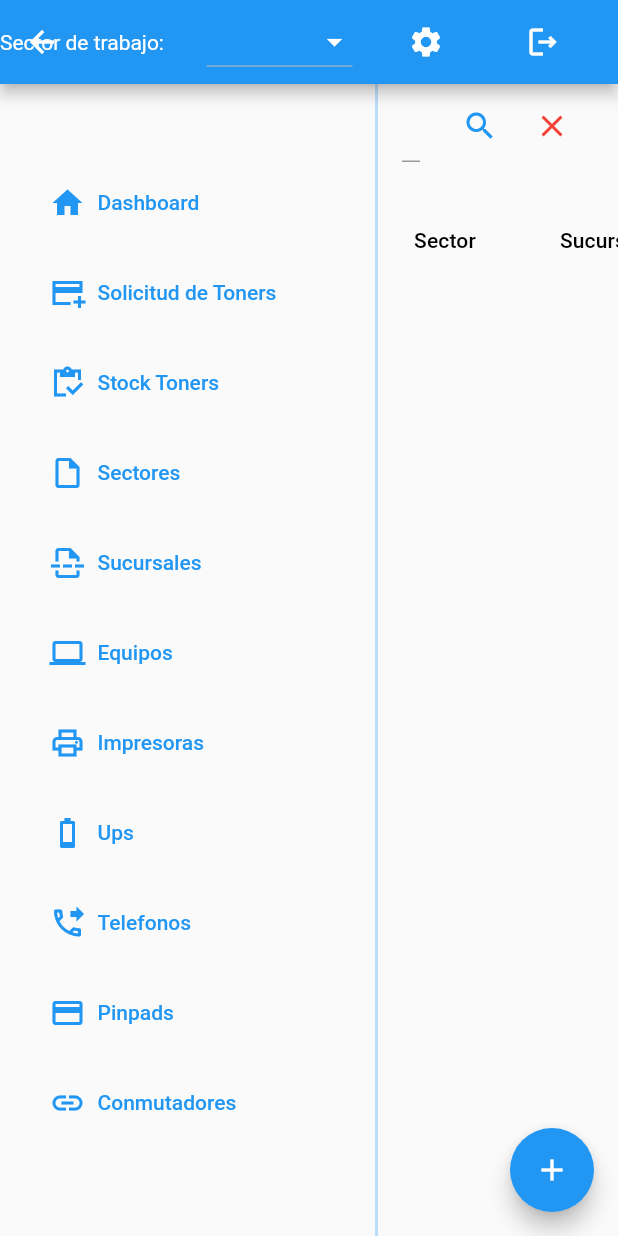
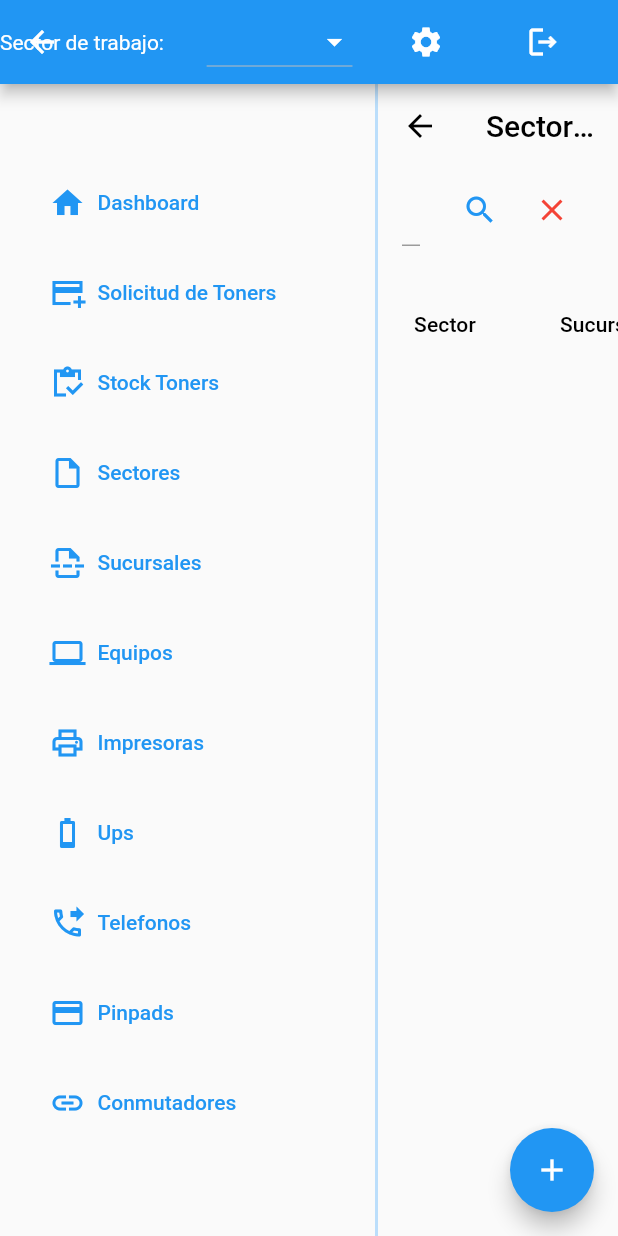
Before and after one commit to Akrata/soporte_app, a Flutter app: the HomeScreen screen opened by its route, after a tap on "Solicitud de Toners", after a tap on "Stock Toners", after a tap on "Sectores", on a phone screen of 412 x 824 dp. Run offline on Flutter 3.47's test engine with Material 2 defaults, Android fonts, the phone set to English and light mode, and no system bars; our stand-ins replace pdf, pocketbase, printing; missing offline and left inert: window_manager; accounts and stored records are empty; network calls fail.

Commit message:
fixeando suc_sec

```diff
--- a/lib/pages/conmutador_page.dart
+++ b/lib/pages/conmutador_page.dart
@@ -5,6 +5,7 @@ import 'package:soporte_app/providers/request_providers/conmutador_request.dart'
 import 'package:soporte_app/providers/request_providers/sector_request.dart';
 import 'package:soporte_app/providers/request_providers/sucursales_request.dart';
 import 'package:soporte_app/screens/sector_screen.dart';
+import 'package:soporte_app/widgets/custom_appbar.dart';
 import 'package:soporte_app/widgets/form_agregar_conmutador.dart';
 import 'package:soporte_app/widgets/form_agregar_sector.dart';
 import 'package:url_launcher/url_launcher.dart';
@@ -14,7 +15,8 @@ import '../providers/auth/auth_with_pass.dart';
 import '../widgets/searchbar.dart';
 
 class ConmutadorPage extends StatelessWidget {
-  const ConmutadorPage({Key? key}) : super(key: key);
+  String nombre;
+  ConmutadorPage({Key? key, required this.nombre}) : super(key: key);
 
   @override
   Widget build(BuildContext context) {
@@ -75,6 +77,7 @@ class ConmutadorPage extends StatelessWidget {
     }
 
     return Scaffold(
+      appBar: CustomAppbar(nombre: nombre),
       body: Column(
         children: [
           SearchBarCustom(
--- a/lib/pages/equipos_page.dart
+++ b/lib/pages/equipos_page.dart
@@ -2,14 +2,16 @@ import 'package:flutter/material.dart';
 import 'package:provider/provider.dart';
 import 'package:soporte_app/models/equipo.dart';
 import 'package:soporte_app/providers/request_providers/equipos_request.dart';
+import 'package:soporte_app/widgets/custom_appbar.dart';
 import 'package:soporte_app/widgets/searchbar.dart';
 
 import '../utils/temporal_vnc.dart';
 import '../widgets/form_agregar_equipo.dart';
 
 class EquiposPage extends StatelessWidget {
+  String nombre;
   final TextEditingController _controller = TextEditingController();
-  EquiposPage({Key? key}) : super(key: key);
+  EquiposPage({Key? key, required this.nombre}) : super(key: key);
 
   @override
   Widget build(BuildContext context) {
@@ -64,6 +66,7 @@ class EquiposPage extends StatelessWidget {
     }
 
     return Scaffold(
+      appBar: CustomAppbar(nombre: nombre),
       body: Column(
         children: [
           SearchBarCustom(
--- a/lib/pages/impresoras_page.dart
+++ b/lib/pages/impresoras_page.dart
@@ -2,6 +2,7 @@ import 'package:flutter/material.dart';
 import 'package:provider/provider.dart';
 import 'package:soporte_app/models/equipo.dart';
 import 'package:soporte_app/providers/request_providers/equipos_request.dart';
+import 'package:soporte_app/widgets/custom_appbar.dart';
 import 'package:soporte_app/widgets/form_agregar_impresora.dart';
 import 'package:url_launcher/url_launcher.dart';
 
@@ -11,7 +12,8 @@ import '../widgets/form_agregar_equipo.dart';
 import '../widgets/searchbar.dart';
 
 class ImpresorasPage extends StatelessWidget {
-  const ImpresorasPage({Key? key}) : super(key: key);
+  String nombre;
+  ImpresorasPage({Key? key, required this.nombre}) : super(key: key);
 
   @override
   Widget build(BuildContext context) {
@@ -66,6 +68,7 @@ class ImpresorasPage extends StatelessWidget {
     }
 
     return Scaffold(
+      appBar: CustomAppbar(nombre: nombre),
       body: Column(
         children: [
           SearchBarCustom(
--- a/lib/pages/pinpad_page.dart
+++ b/lib/pages/pinpad_page.dart
@@ -5,6 +5,7 @@ import 'package:soporte_app/models/pinpad.dart';
 import 'package:soporte_app/providers/request_providers/equipos_request.dart';
 import 'package:soporte_app/providers/request_providers/pinpad_request.dart';
 import 'package:soporte_app/providers/request_providers/telefono_request.dart';
+import 'package:soporte_app/widgets/custom_appbar.dart';
 import 'package:soporte_app/widgets/form_agregar_impresora.dart';
 import 'package:soporte_app/widgets/form_agregar_pinpad.dart';
 import 'package:soporte_app/widgets/form_agregar_telefono.dart';
@@ -16,7 +17,8 @@ import '../widgets/form_agregar_equipo.dart';
 import '../widgets/searchbar.dart';
 
 class PinpadPage extends StatelessWidget {
-  const PinpadPage({Key? key}) : super(key: key);
+  String nombre;
+  PinpadPage({Key? key, required this.nombre}) : super(key: key);
 
   @override
   Widget build(BuildContext context) {
@@ -71,6 +73,7 @@ class PinpadPage extends StatelessWidget {
     }
 
     return Scaffold(
+      appBar: CustomAppbar(nombre: nombre),
       body: Column(
         children: [
           SearchBarCustom(
--- a/lib/pages/sector_page.dart
+++ b/lib/pages/sector_page.dart
@@ -3,6 +3,7 @@ import 'package:provider/provider.dart';
 import 'package:soporte_app/providers/request_providers/sector_request.dart';
 import 'package:soporte_app/providers/request_providers/sucursales_request.dart';
 import 'package:soporte_app/screens/sector_screen.dart';
+import 'package:soporte_app/widgets/custom_appbar.dart';
 import 'package:soporte_app/widgets/form_agregar_sector.dart';
 
 import '../models/sector.dart';
@@ -10,7 +11,8 @@ import '../providers/auth/auth_with_pass.dart';
 import '../widgets/searchbar.dart';
 
 class SectorPage extends StatelessWidget {
-  const SectorPage({Key? key}) : super(key: key);
+  String nombre;
+  SectorPage({Key? key, required this.nombre}) : super(key: key);
 
   @override
   Widget build(BuildContext context) {
@@ -68,6 +70,7 @@ class SectorPage extends StatelessWidget {
     }
 
     return Scaffold(
+      appBar: CustomAppbar(nombre: nombre),
       body: Column(
         children: [
           SearchBarCustom(
--- a/lib/pages/solicitud_toner_page.dart
+++ b/lib/pages/solicitud_toner_page.dart
@@ -7,8 +7,11 @@ import 'package:soporte_app/utils/fecha_formater.dart';
 import 'package:soporte_app/widgets/searchbar.dart';
 import 'package:soporte_app/widgets/widgets.dart';
 
+import '../widgets/custom_appbar.dart';
+
 class SolicitudTonerPage extends StatelessWidget {
-  const SolicitudTonerPage({Key? key}) : super(key: key);
+  String nombre;
+  SolicitudTonerPage({Key? key, required this.nombre}) : super(key: key);
 
   @override
   Widget build(BuildContext context) {
@@ -21,6 +24,7 @@ class SolicitudTonerPage extends StatelessWidget {
         : solicitudToner.listaBusquedaSolicitud;
 
     return Scaffold(
+      appBar: CustomAppbar(nombre: nombre),
       body: Column(
         children: [
           // SearchBarCustom(
--- a/lib/pages/sucursal_page.dart
+++ b/lib/pages/sucursal_page.dart
@@ -3,13 +3,15 @@ import 'package:provider/provider.dart';
 import 'package:soporte_app/models/sucursal.dart';
 
 import 'package:soporte_app/providers/request_providers/sucursales_request.dart';
+import 'package:soporte_app/widgets/custom_appbar.dart';
 import 'package:soporte_app/widgets/form_agregar_sucursal.dart';
 
 import '../providers/auth/auth_with_pass.dart';
 import '../widgets/searchbar.dart';
 
 class SucursalPage extends StatelessWidget {
-  const SucursalPage({Key? key}) : super(key: key);
+  String nombre;
+  SucursalPage({Key? key, required this.nombre}) : super(key: key);
 
   @override
   Widget build(BuildContext context) {
@@ -92,6 +94,7 @@ class SucursalPage extends StatelessWidget {
     }
 
     return Scaffold(
+      appBar: CustomAppbar(nombre: nombre),
       body: Column(
         children: [
           SearchBarCustom(
--- a/lib/pages/telefonos_page.dart
+++ b/lib/pages/telefonos_page.dart
@@ -3,6 +3,7 @@ import 'package:provider/provider.dart';
 import 'package:soporte_app/models/equipo.dart';
 import 'package:soporte_app/providers/request_providers/equipos_request.dart';
 import 'package:soporte_app/providers/request_providers/telefono_request.dart';
+import 'package:soporte_app/widgets/custom_appbar.dart';
 import 'package:soporte_app/widgets/form_agregar_impresora.dart';
 import 'package:soporte_app/widgets/form_agregar_telefono.dart';
 import 'package:url_launcher/url_launcher.dart';
@@ -14,7 +15,8 @@ import '../widgets/form_agregar_equipo.dart';
 import '../widgets/searchbar.dart';
 
 class TelefonosPage extends StatelessWidget {
-  const TelefonosPage({Key? key}) : super(key: key);
+  String nombre;
+  TelefonosPage({Key? key, required this.nombre}) : super(key: key);
 
   @override
   Widget build(BuildContext context) {
@@ -68,6 +70,7 @@ class TelefonosPage extends StatelessWidget {
     }
 
     return Scaffold(
+      appBar: CustomAppbar(nombre: nombre),
       body: Column(
         children: [
           SearchBarCustom(
--- a/lib/pages/toner_page.dart
+++ b/lib/pages/toner_page.dart
@@ -7,6 +7,7 @@ import 'package:soporte_app/utils/temporal_vnc.dart';
 import 'package:soporte_app/widgets/form_realizar_pedido.dart';
 
 import '../models/toner.dart';
+import '../widgets/custom_appbar.dart';
 import '../widgets/form_agregar_toner.dart';
 
 import 'package:url_launcher/url_launcher.dart';
@@ -16,7 +17,8 @@ import '../widgets/searchbar.dart';
 import 'package:path_provider/path_provider.dart';
 
 class TonerPage extends StatelessWidget {
-  const TonerPage({Key? key}) : super(key: key);
+  String nombre;
+  TonerPage({Key? key, required this.nombre}) : super(key: key);
 
   @override
   Widget build(BuildContext context) {
@@ -69,6 +71,7 @@ class TonerPage extends StatelessWidget {
     }
 
     return Scaffold(
+      appBar: CustomAppbar(nombre: nombre),
       body: Column(
         children: [
           SearchBarCustom(
--- a/lib/pages/ups_page.dart
+++ b/lib/pages/ups_page.dart
@@ -6,11 +6,13 @@ import 'package:soporte_app/providers/request_providers/equipos_request.dart';
 import 'package:soporte_app/providers/request_providers/ups_request.dart';
 import 'package:soporte_app/widgets/form_agregar_ups.dart';
 
+import '../widgets/custom_appbar.dart';
 import '../widgets/form_agregar_equipo.dart';
 import '../widgets/searchbar.dart';
 
 class UpsPage extends StatelessWidget {
-  const UpsPage({Key? key}) : super(key: key);
+  String nombre;
+  UpsPage({Key? key, required this.nombre}) : super(key: key);
 
   @override
   Widget build(BuildContext context) {
@@ -61,6 +63,7 @@ class UpsPage extends StatelessWidget {
     }
 
     return Scaffold(
+      appBar: CustomAppbar(nombre: nombre),
       body: Column(
         children: [
           SearchBarCustom(
--- a/lib/providers/request_providers/solicitud_toner_request.dart
+++ b/lib/providers/request_providers/solicitud_toner_request.dart
@@ -32,6 +32,9 @@ class SolicitudTonerRequest extends ChangeNotifier {
   List<Impresora> listaImpresorasValue = [];
   List<Impresora> listaTonerValue = [];
 
+  //Abriendo sucursal
+  bool abriendoSucursal = false;
+
 // Propiedades para agregar una solicitud
   String sucursal = '';
   String sector = '';
@@ -53,6 +56,11 @@ class SolicitudTonerRequest extends ChangeNotifier {
 
   enBusqueda(bool dato) {
     inSearch = dato;
+    notifyListeners();
+  }
+
+  cambiarSucursal(bool dato) {
+    abriendoSucursal = dato;
     notifyListeners();
   }
 
--- a/lib/screens/home_screen.dart
+++ b/lib/screens/home_screen.dart
@@ -197,16 +197,16 @@ class HomeScreen extends StatelessWidget {
               controller: menuP.page,
               children: [
                 DashboardPage(),
-                SolicitudTonerPage(),
-                TonerPage(),
-                SectorPage(),
-                SucursalPage(),
-                EquiposPage(),
-                ImpresorasPage(),
-                UpsPage(),
-                TelefonosPage(),
-                PinpadPage(),
-                ConmutadorPage(),
+                SolicitudTonerPage(nombre: "Solicitud de Toners"),
+                TonerPage(nombre: "Stock de Toners"),
+                SectorPage(nombre: "Sectores"),
+                SucursalPage(nombre: "Sucursales"),
+                EquiposPage(nombre: "Equipos"),
+                ImpresorasPage(nombre: "Impresoras"),
+                UpsPage(nombre: "Ups"),
+                TelefonosPage(nombre: "Teléfonos"),
+                PinpadPage(nombre: "Pinpads"),
+                ConmutadorPage(nombre: "Conmutadores"),
               ],
             ),
           )
--- /dev/null
+++ b/lib/widgets/custom_appbar.dart
@@ -0,0 +1,19 @@
+import 'package:flutter/material.dart';
+
+class CustomAppbar extends StatelessWidget implements PreferredSizeWidget {
+  String nombre;
+  CustomAppbar({super.key, required this.nombre});
+  @override
+  Size get preferredSize => Size.fromHeight(
+      kToolbarHeight); // Define el tamaño preferido de la barra de aplicaciones
+
+  @override
+  Widget build(BuildContext context) {
+    return AppBar(
+      title: Text(nombre),
+      elevation: 0,
+      backgroundColor: Colors.transparent,
+      foregroundColor: Colors.black,
+    );
+  }
+}
--- a/pubspec.yaml
+++ b/pubspec.yaml
@@ -7,6 +7,7 @@ environment:
   sdk: ">=3.0.0-266.0.dev <4.0.0"
 
 dependencies:
+  calendar_date_picker2: ^0.5.2
   flutter:
     sdk: flutter
   path_provider: ^2.0.15
```
Also changed, not shown: lib/widgets/form_agregar_equipo.dart (+29 -1 lines), pubspec.lock.
